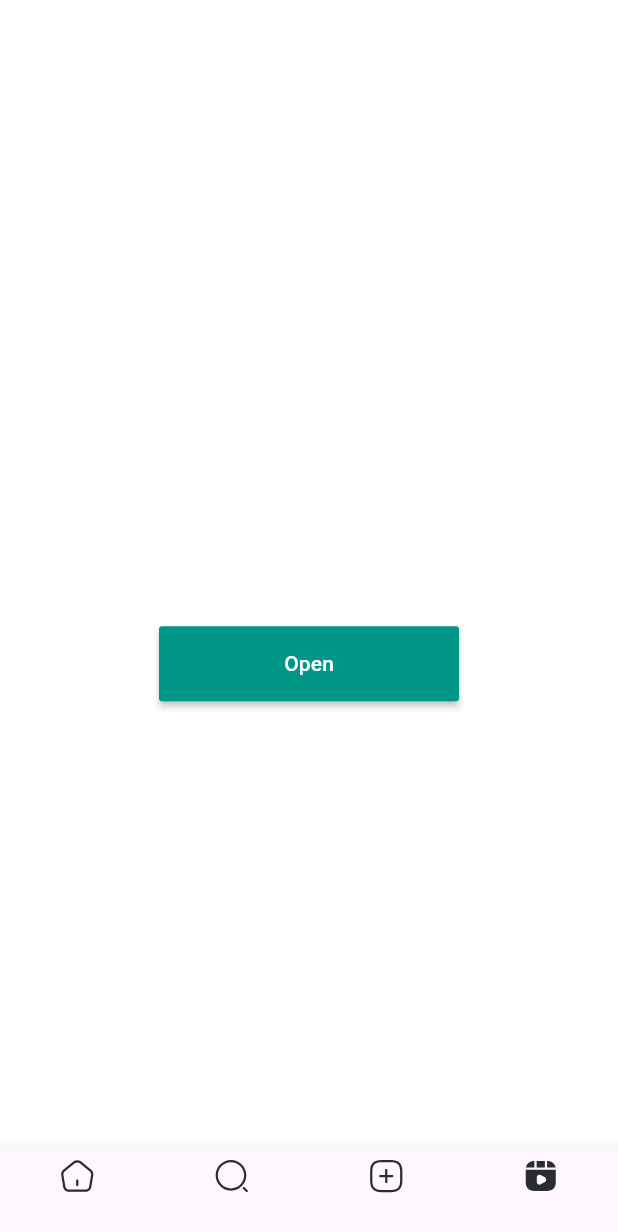
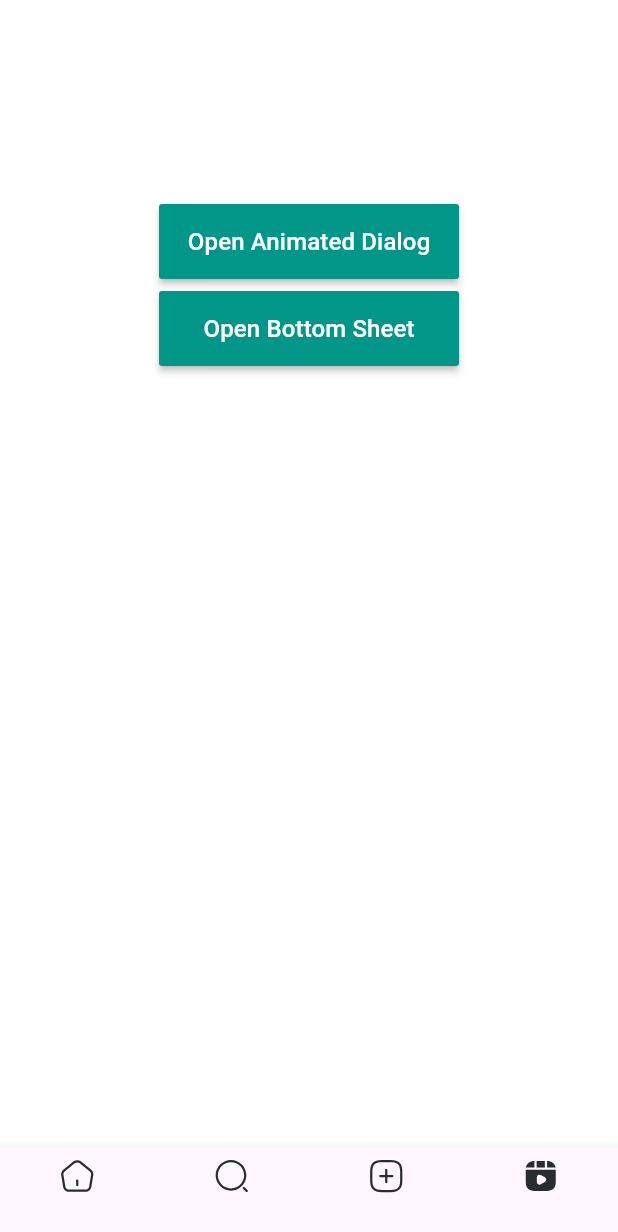
Before and after one commit to manjindersarkaria/FlutterWidgets, a Flutter app: the screen it shows after launch, item 4 of the bottom bar chosen, on a phone screen of 412 x 824 dp. Shown: the top 1232 px of the screen. Run offline on Flutter 3.47's test engine with Material 3 defaults, Android fonts, the phone set to English and light mode, and no system bars; our stand-ins replace flutter_svg, image_picker.

Commit message:
Flutter Animated alert dialog

```diff
--- /dev/null
+++ b/lib/pages/animatedDialog.dart
@@ -0,0 +1,63 @@
+import 'package:flutter/material.dart';
+
+class AnimatedDialog extends StatefulWidget {
+  const AnimatedDialog({super.key});
+
+  @override
+  State<AnimatedDialog> createState() => _AnimatedDialogState();
+}
+
+class _AnimatedDialogState extends State<AnimatedDialog> {
+  void _openAnimatedDialog(BuildContext context) {
+    showGeneralDialog(
+        context: context,
+        barrierDismissible: true,
+        barrierLabel: '',
+        transitionDuration: const Duration(milliseconds: 400),
+        pageBuilder: (context, animation1, animation2) {
+          return Container();
+        },
+        transitionBuilder: (context, a1, a2, widget) {
+          return FadeTransition(
+              opacity: Tween<double>(begin: 0.5, end: 1.0).animate(a1),
+              child: AlertDialog(
+                title: const Text('Hello'),
+                content: const Text('I am Manjinder from WPGUI SOL'),
+                actions: <Widget>[
+                  TextButton(
+                    child: Text('Close'),
+                    onPressed: () {
+                      Navigator.of(context).pop(); // Close the dialog
+                    },
+                  ),
+                  TextButton(
+                    child: Text("Another Action"),
+                    onPressed: () {
+                      Navigator.of(context).pop();
+                    },
+                  ),
+                ],
+                shape: OutlineInputBorder(
+                    borderRadius: BorderRadius.circular(16.0),
+                    borderSide: BorderSide.none),
+              ));
+        });
+  }
+
+  @override
+  Widget build(BuildContext context) {
+    return Padding(
+        padding: const EdgeInsets.all(8.0),
+        child: Center(
+          child: MaterialButton(
+              height: 50,
+              minWidth: 200,
+              color: Colors.teal,
+              child: const Text(
+                'Open Animated Dialog',
+                style: TextStyle(color: Colors.white, fontSize: 16),
+              ),
+              onPressed: () => {_openAnimatedDialog(context)}),
+        ));
+  }
+}
--- a/lib/pages/myBottomSheet.dart
+++ b/lib/pages/myBottomSheet.dart
@@ -1,4 +1,6 @@
 import 'package:flutter/material.dart';
+
+import 'animatedDialog.dart';
 
 class MyBottomSheet extends StatefulWidget {
   const MyBottomSheet({super.key});
@@ -31,15 +33,20 @@ class _MyBottomSheetState extends State<MyBottomSheet> {
     return Padding(
         padding: const EdgeInsets.all(8.0),
         child: Center(
-          child: MaterialButton(
+          child: Column(
+            children: [
+              AnimatedDialog(),
+              MaterialButton(
                   height: 50,
                   minWidth: 200,
                   color: Colors.teal,
                   child: const Text(
-                'Open',
-                style: TextStyle(color: Colors.white),
+                    'Open Bottom Sheet',
+                    style: TextStyle(color: Colors.white, fontSize: 16),
                   ),
                   onPressed: () => {_displayBottomSheet(context)}),
+            ],
+          ),
         ));
   }
 }
```
Lines whose indentation alone changed are shown as unchanged.
